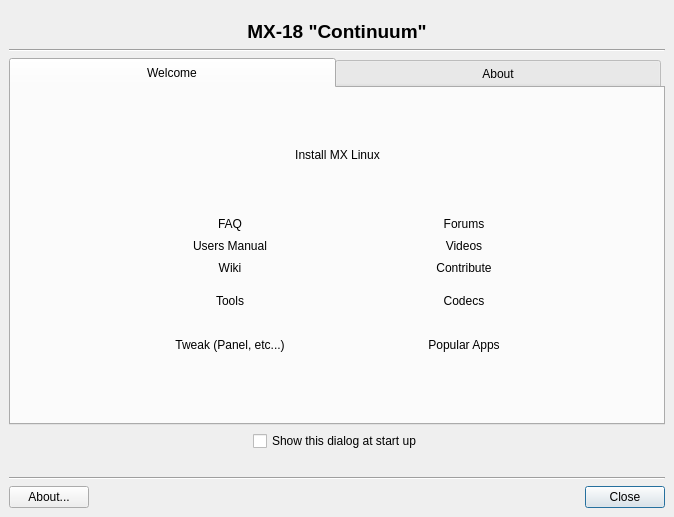
The window that mainwindow.ui (MX-Linux/mx-welcome) describes before a commit, drawn with Qt 5.
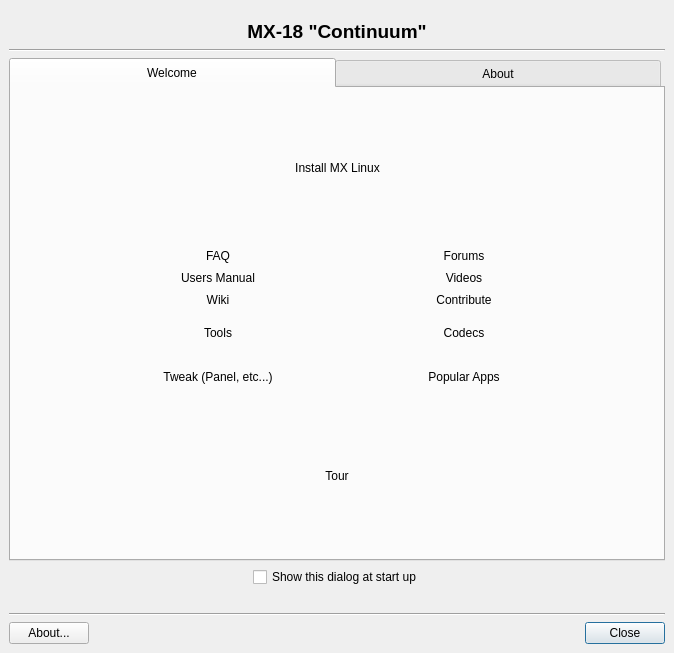
The same window after the commit. Icons and pictures are not drawn. Custom widgets are drawn as their Qt base class.

Commit message: add link for tour app

Diff of the .ui file:
```diff
--- a/mainwindow.ui
+++ b/mainwindow.ui
@@ -7,7 +7,7 @@
     <x>0</x>
     <y>0</y>
     <width>674</width>
-    <height>517</height>
+    <height>653</height>
    </rect>
   </property>
   <property name="windowTitle">
@@ -203,10 +203,7 @@
          <string>Welcome</string>
         </attribute>
         <layout class="QGridLayout" name="gridLayout_3">
-         <property name="verticalSpacing">
-          <number>0</number>
-         </property>
-         <item row="4" column="0">
+         <item row="1" column="0" colspan="2">
           <layout class="QGridLayout" name="gridLayout">
            <property name="verticalSpacing">
             <number>0</number>
@@ -704,7 +701,7 @@
            </item>
           </layout>
          </item>
-         <item row="3" column="0">
+         <item row="0" column="0" colspan="2">
           <layout class="QHBoxLayout" name="horizontalLayout_4">
            <item>
             <spacer name="horizontalSpacer_16">
@@ -760,6 +757,58 @@
            </item>
           </layout>
          </item>
+         <item row="2" column="0" colspan="2">
+          <layout class="QHBoxLayout" name="horizontalLayout_5">
+           <item>
+            <spacer name="horizontalSpacer_20">
+             <property name="orientation">
+              <enum>Qt::Horizontal</enum>
+             </property>
+             <property name="sizeHint" stdset="0">
+              <size>
+               <width>0</width>
+               <height>0</height>
+              </size>
+             </property>
+            </spacer>
+           </item>
+           <item>
+            <widget class="FlatButton" name="buttonTour">
+             <property name="focusPolicy">
+              <enum>Qt::NoFocus</enum>
+             </property>
+             <property name="text">
+              <string>Tour</string>
+             </property>
+             <property name="iconSize">
+              <size>
+               <width>42</width>
+               <height>42</height>
+              </size>
+             </property>
+             <property name="autoDefault">
+              <bool>true</bool>
+             </property>
+             <property name="flat">
+              <bool>true</bool>
+             </property>
+            </widget>
+           </item>
+           <item>
+            <spacer name="horizontalSpacer_21">
+             <property name="orientation">
+              <enum>Qt::Horizontal</enum>
+             </property>
+             <property name="sizeHint" stdset="0">
+              <size>
+               <width>0</width>
+               <height>0</height>
+              </size>
+             </property>
+            </spacer>
+           </item>
+          </layout>
+         </item>
         </layout>
        </widget>
        <widget class="QWidget" name="About">
```
Left out of the diff: 4 changed lines with no effect on the pictures. The commit also changes 45 other files.
